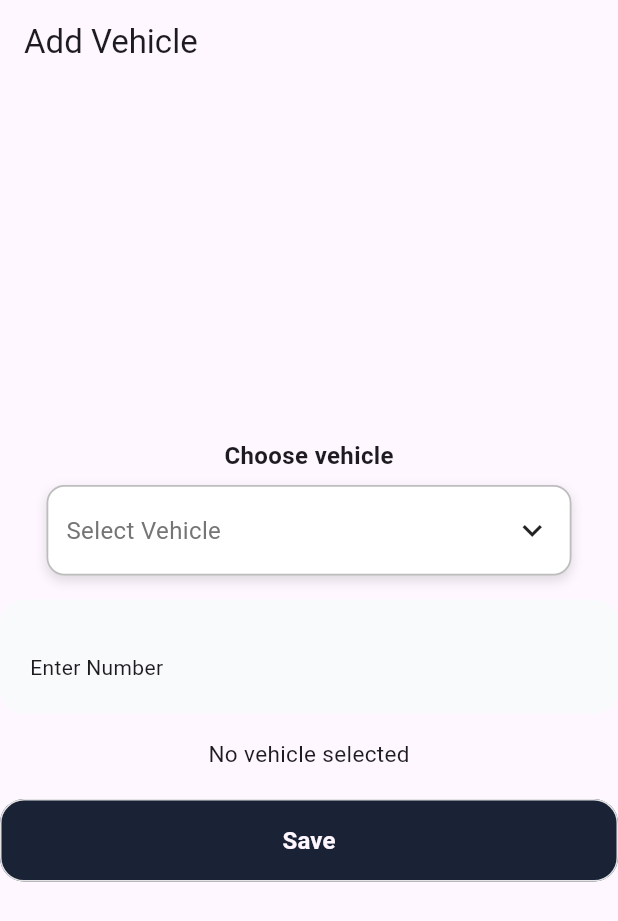
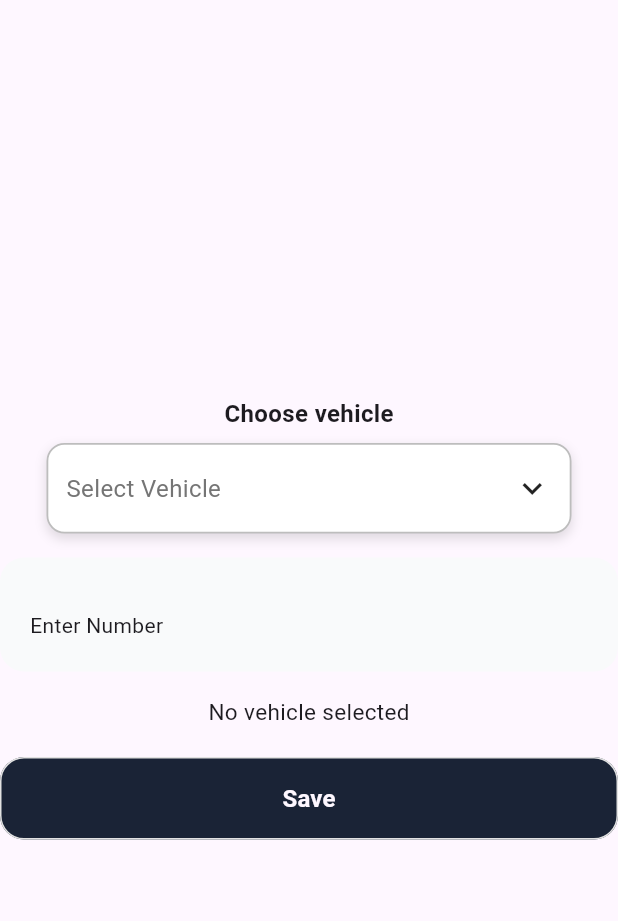
Before and after one commit to edusoftdevelopment/Edu-Token-System-App, a Flutter app: the NewTokenMain screen opened directly, on a phone screen of 412 x 824 dp. Shown: the top 921 px of the screen. Run offline on Flutter 3.47's test engine with Material 3 defaults, Android fonts, the phone set to English and light mode, and no system bars; drawn by our look-alikes of auto_size_text; our stand-ins replace dio, flutter_dotenv, flutter_screenutil, flutter_svg, pretty_dio_logger.

Commit message:
Working on Add New Token Page

```diff
--- a/lib/feature/new_token/view/new_token_main.dart
+++ b/lib/feature/new_token/view/new_token_main.dart
@@ -1,3 +1,4 @@
+import 'package:edu_token_system_app/core/common/common.dart';
 import 'package:edu_token_system_app/feature/auth/login_page/widget/custom_button.dart';
 import 'package:edu_token_system_app/feature/auth/login_page/widget/custom_text_form_field.dart';
 import 'package:flutter/material.dart';
@@ -35,8 +36,13 @@ class _NewTokenMainState extends State<NewTokenMain> {
     // agar responsive width chahte ho to uncomment:
     // dropdownWidth = MediaQuery.of(context).size.width * 0.9;
 
+    return LayoutBuilder(
+      builder: (context, constraints) {
         return Scaffold(
-      appBar: AppBar(title: const Text("Add Vehicle")),
+          // appBar: CustomAppBarEduTokenSystem(
+          //   title: 'Add Token',
+          //   size: ,
+          // ),
           body: Center(
             child: Column(
               mainAxisSize: MainAxisSize.min,
@@ -86,7 +92,10 @@ class _NewTokenMainState extends State<NewTokenMain> {
                         ),
                       );
                     }).toList(),
-                offset: const Offset(0, 50), // Menu button ke neeche open hoga
+                    offset: const Offset(
+                      0,
+                      50,
+                    ), // Menu button ke neeche open hoga
                     elevation: 8,
                     color: Colors.white,
                     shape: RoundedRectangleBorder(
@@ -142,7 +151,9 @@ class _NewTokenMainState extends State<NewTokenMain> {
                     // Show current date and time
                     ScaffoldMessenger.of(context).showSnackBar(
                       SnackBar(
-                    content: Text('Current Date & Time: $formattedDateTime'),
+                        content: Text(
+                          'Current Date & Time: $formattedDateTime',
+                        ),
                         backgroundColor: Colors.green,
                         duration: const Duration(seconds: 3),
                       ),
@@ -153,5 +164,7 @@ class _NewTokenMainState extends State<NewTokenMain> {
             ),
           ),
         );
+      },
+    );
   }
 }
```
Also changed, not shown: pubspec.lock. Lines whose indentation alone changed are shown as unchanged.
